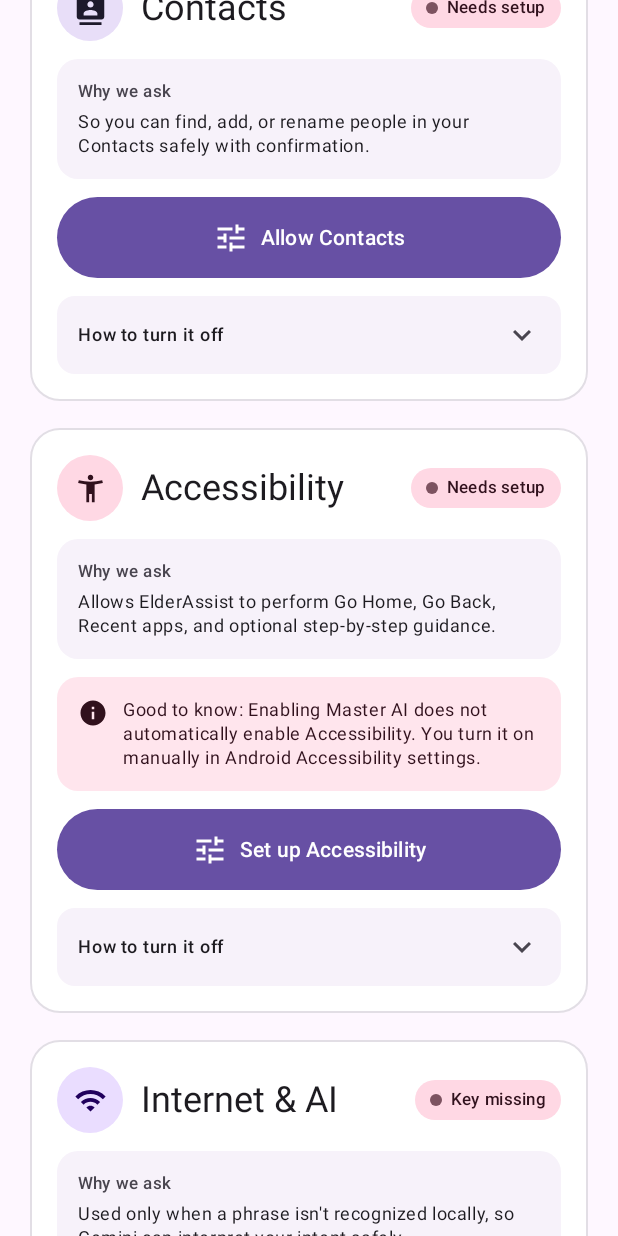
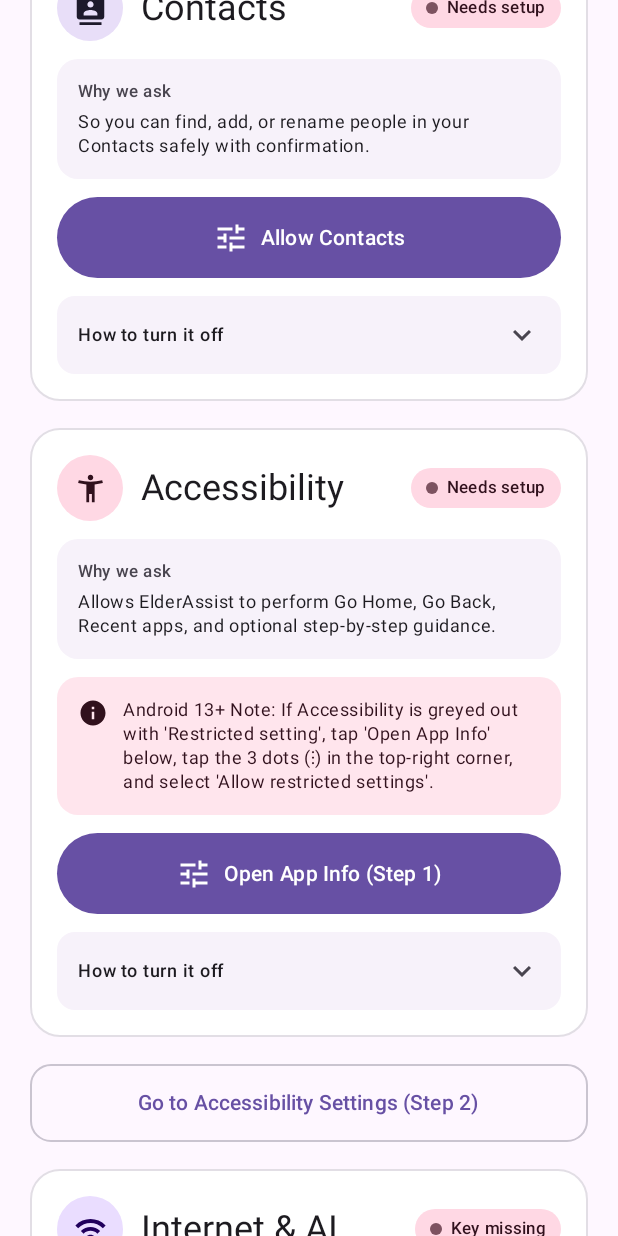
Before and after one commit to Aw1613/voicenav, an Android app built with Jetpack Compose: the composable PermissionsPrivacyScreen shown on its own in the app's theme, scrolled down 576 dp, on a phone screen of 412 x 824 dp. Run offline under Robolectric (Android 15) with nearby library versions, the phone set to English and light mode, and no system bars; 1 statement that could not run was skipped.

Commit message:
fix(permissions): add Android 13+ restricted settings step-by-step guidance

```diff
--- a/app/src/main/java/com/elderassist/app/presentation/screens/PermissionsPrivacyScreen.kt
+++ b/app/src/main/java/com/elderassist/app/presentation/screens/PermissionsPrivacyScreen.kt
@@ -163,12 +163,32 @@ fun PermissionsPrivacyScreen(
             title = "Accessibility",
             isReady = caps.accessibilityEnabled,
             whyWeAsk = "Allows ElderAssist to perform Go Home, Go Back, Recent apps, and optional step-by-step guidance.",
-            goodToKnow = "Good to know: Enabling Master AI does not automatically enable Accessibility. You turn it on manually in Android Accessibility settings.",
+            goodToKnow = if (android.os.Build.VERSION.SDK_INT >= 33 && !caps.accessibilityEnabled) {
+                "Android 13+ Note: If Accessibility is greyed out with 'Restricted setting', tap 'Open App Info' below, tap the 3 dots (⋮) in the top-right corner, and select 'Allow restricted settings'."
+            } else {
+                "Good to know: Enabling Master AI does not automatically enable Accessibility. You turn it on manually in Android Accessibility settings."
+            },
             learnMoreText = "ElderAssist ignores password, OTP, banking, and payment screens, and never inspects apps when idle.",
             howToTurnOffText = "Open Phone Settings -> Accessibility -> ElderAssist Navigation Helper -> Turn Off.",
-            setupButtonLabel = "Set up Accessibility",
-            onSetupClick = onOpenAccessibilitySettings
+            setupButtonLabel = if (android.os.Build.VERSION.SDK_INT >= 33 && !caps.accessibilityEnabled) "Open App Info (Step 1)" else "Set up Accessibility",
+            onSetupClick = if (android.os.Build.VERSION.SDK_INT >= 33 && !caps.accessibilityEnabled) onOpenAppSettings else onOpenAccessibilitySettings
         )
+
+        if (android.os.Build.VERSION.SDK_INT >= 33 && !caps.accessibilityEnabled) {
+            androidx.compose.material3.OutlinedButton(
+                onClick = onOpenAccessibilitySettings,
+                modifier = Modifier
+                    .fillMaxWidth()
+                    .height(52.dp),
+                shape = androidx.compose.foundation.shape.RoundedCornerShape(14.dp)
+            ) {
+                Text(
+                    text = "Go to Accessibility Settings (Step 2)",
+                    style = MaterialTheme.typography.labelLarge,
+                    color = MaterialTheme.colorScheme.primary
+                )
+            }
+        }
 
         // Fixed UI misalignment: Full "Internet & AI" title without "Internet / AI co..." truncation
         PermissionStatusCard(
```
